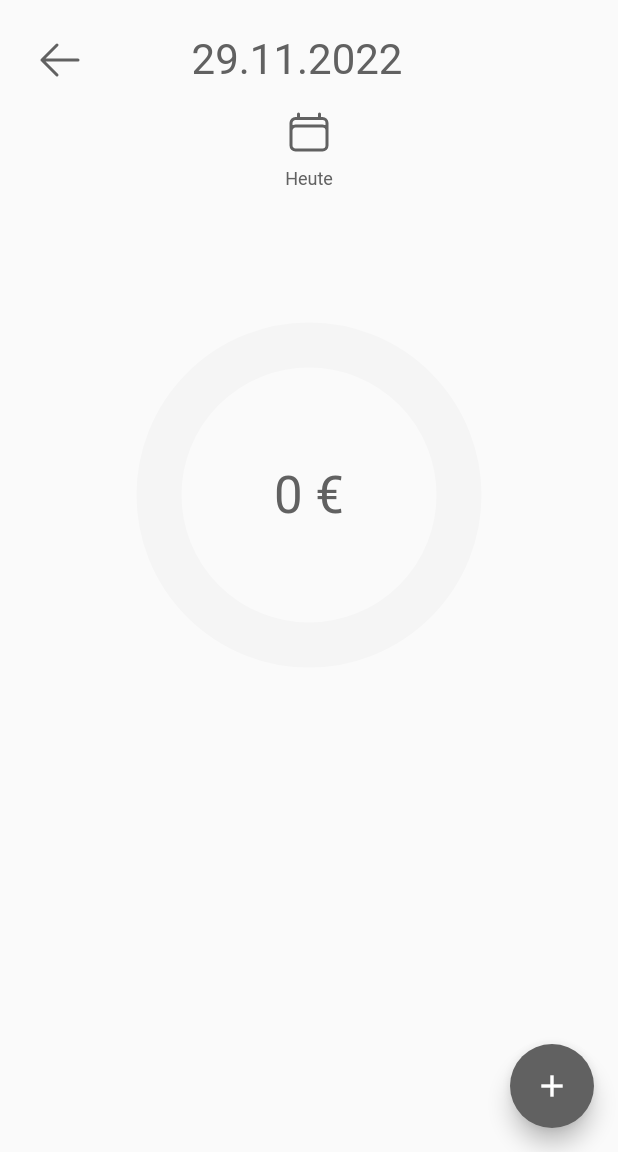
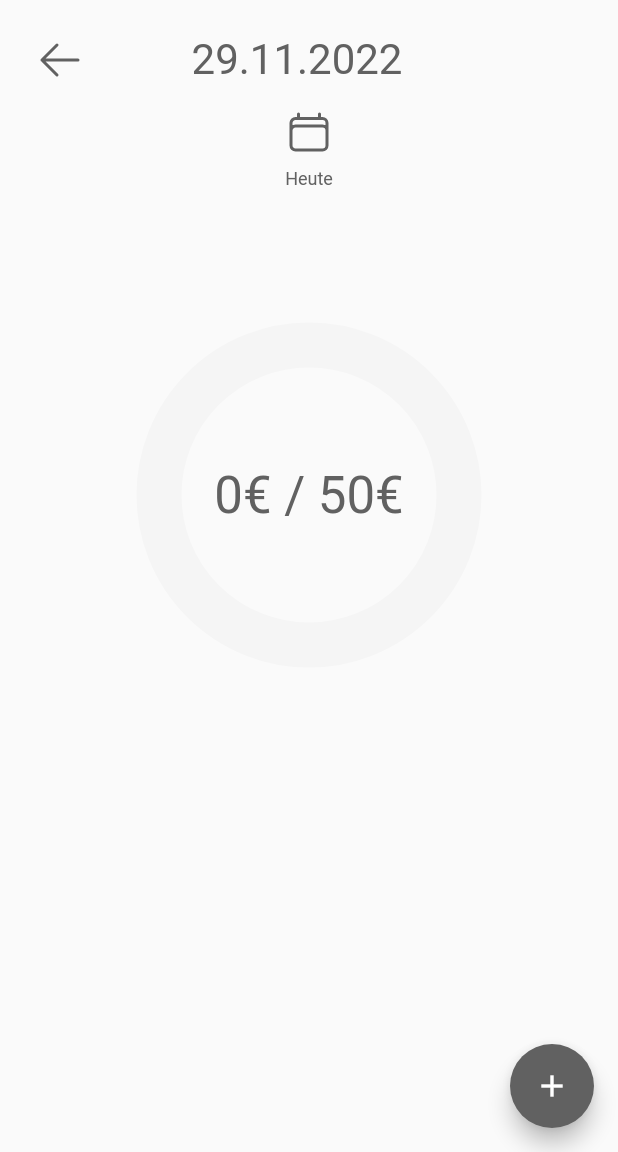
Before and after one commit to faehndrichm/moneten-master, a Flutter app: the screen it shows after launch, on a phone screen of 412 x 824 dp, the part 84-1236 px from its top. Run offline on Flutter 3.47's test engine with Material 2 defaults, Android fonts, the phone set to English and light mode, and no system bars; our stand-ins replace flutter_riverpod, heroicons.

Commit message:
Refactor and Cleanup

```diff
--- a/lib/cash.dart
+++ /dev/null
@@ -1,5 +0,0 @@
-class Cash {
-  int limit;
-  Map<String, int> cashPerDay;
-  Cash({required this.cashPerDay, this.limit = 100});
-}
--- /dev/null
+++ b/lib/entities/cash.dart
@@ -0,0 +1,4 @@
+class Cash {
+  Map<String, int> cashPerDay;
+  Cash({required this.cashPerDay});
+}
--- a/lib/main.dart
+++ b/lib/main.dart
@@ -1,7 +1,7 @@
 import 'package:flutter/material.dart';
 import 'package:flutter_riverpod/flutter_riverpod.dart';
 
-import 'home_screen.dart';
+import 'screens/home_screen.dart';
 
 void main() {
   runApp(const ProviderScope(child: MyApp()));
--- a/lib/providers.dart
+++ b/lib/providers.dart
@@ -1,7 +1,7 @@
 import 'package:flutter_riverpod/flutter_riverpod.dart';
-import 'package:simple_budget/limit.dart';
 
-import 'cash.dart';
+import 'entities/limit.dart';
+import 'entities/cash.dart';
 import 'helper.dart';
 
 final cashProvider = StateNotifierProvider<CashNotifier, Cash>((ref) {
@@ -31,7 +31,7 @@ class CashNotifier extends StateNotifier<Cash> {
     var cashPerDay = state.cashPerDay;
     String key = toDateString(DateTime.now());
     cashPerDay[key] = amount + (cashPerDay[key] ?? 0);
-    state = Cash(cashPerDay: cashPerDay, limit: state.limit);
+    state = Cash(cashPerDay: cashPerDay);
   }
 
   removeCash(int amount) {}
--- a/lib/home_screen.dart
+++ b/lib/screens/home_screen.dart
@@ -2,8 +2,8 @@ import 'package:flutter/material.dart';
 import 'package:flutter_riverpod/flutter_riverpod.dart';
 import 'package:heroicons/heroicons.dart';
 import 'package:simple_budget/providers.dart';
-import 'package:simple_budget/settings.dart';
-import 'helper.dart';
+import 'package:simple_budget/screens/settings_screen.dart';
+import '../helper.dart';
 
 class HomeScreen extends ConsumerStatefulWidget {
   const HomeScreen({Key? key, required this.title}) : super(key: key);
@@ -21,7 +21,8 @@ class _HomeScreenState extends ConsumerState<HomeScreen> {
   @override
   Widget build(BuildContext context) {
     var cash = ref.watch(cashProvider);
-    limitController.text = cash.limit.toString();
+    var dailyLimit = ref.watch(limitProvider);
+    limitController.text = dailyLimit.value.toString();
 
     return Scaffold(
       appBar: AppBar(
@@ -59,7 +60,7 @@ class _HomeScreenState extends ConsumerState<HomeScreen> {
             controller: pageViewController,
             reverse: true,
             itemBuilder: (BuildContext context, int index) {
-              int limit = cash.limit;
+              int limit = dailyLimit.value;
               int spentToday = cash.cashPerDay[toDateString(
                       DateTime.now().add(Duration(days: -index)))] ??
                   0;
@@ -67,6 +68,8 @@ class _HomeScreenState extends ConsumerState<HomeScreen> {
               print(toDateString(DateTime.now().add(Duration(days: -index))));
               print("limit $limit");
               print("spentToday $spentToday");
+              print("$index");
+
               return Column(
                 mainAxisAlignment: MainAxisAlignment.spaceBetween,
                 children: <Widget>[
@@ -178,7 +181,7 @@ class _HomeScreenState extends ConsumerState<HomeScreen> {
                                             ),
                                           ),
                                           Text(
-                                            '${cash.cashPerDay[toDateString(DateTime.now().add(Duration(days: -index)))] ?? 0} €',
+                                            '${cash.cashPerDay[toDateString(DateTime.now().add(Duration(days: -index)))] ?? 0}€ / $limit€',
                                             style: Theme.of(context)
                                                 .textTheme
                                                 .headline4,
--- a/lib/settings.dart
+++ b/lib/screens/settings_screen.dart
@@ -11,6 +11,8 @@ class SettingsScreen extends ConsumerWidget {
   @override
   Widget build(BuildContext context, WidgetRef ref) {
     final limitController = TextEditingController();
+    limitController.text =
+                ref.read(limitProvider).value.toString();
 
     final textField = TextField(
         style: const TextStyle(fontSize: 28),
```
Also changed, not shown: lib/entities/limit.dart (renamed from lib/limit.dart).
